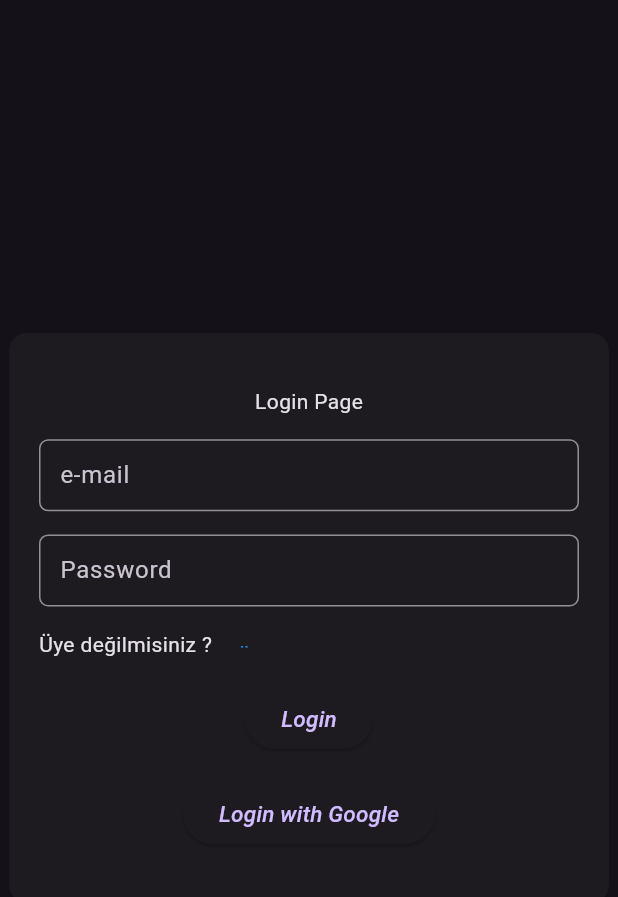
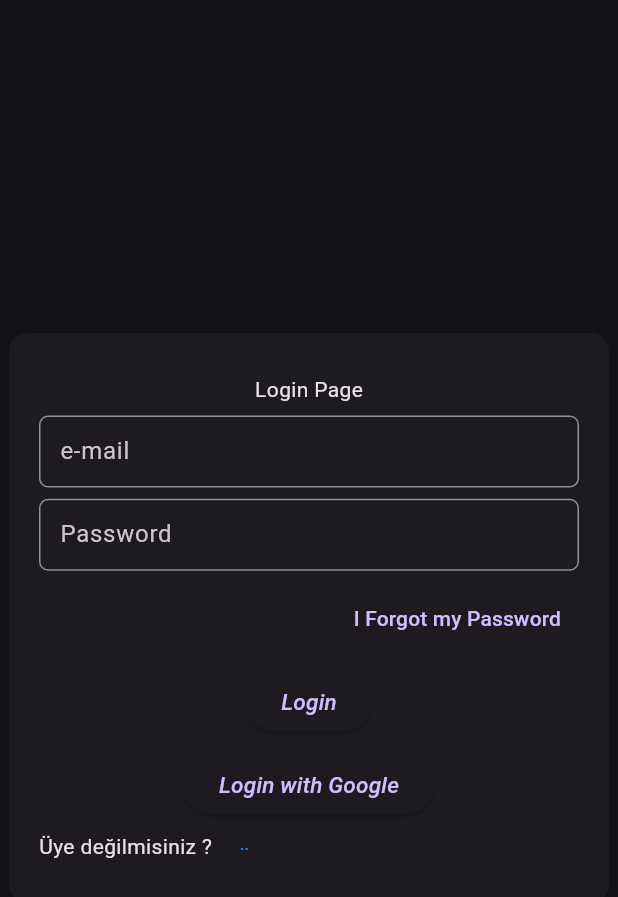
Before and after one commit to halillcam/login_with_firebase, a Flutter app: the screen it shows after launch, on a phone screen of 412 x 824 dp. Shown: the top 897 px of the screen. Run offline on Flutter 3.47's test engine with Material 3 defaults, Android fonts, the phone set to English and light mode, and no system bars; our stand-ins replace firebase_auth, firebase_core, google_sign_in; accounts and stored records are empty.

Commit message:
forgot password işlemleri yapıldı

```diff
--- a/lib/core/auth/views/login_page.dart
+++ b/lib/core/auth/views/login_page.dart
@@ -1,5 +1,6 @@
 import 'package:flutter/material.dart';
 import 'package:login_with_firebase/core/auth/auth_service.dart';
+import 'package:login_with_firebase/core/auth/views/forgot_pass.dart';
 import 'package:login_with_firebase/core/auth/views/register_page.dart';
 import 'package:login_with_firebase/core/widgets/input_field.dart';
 
@@ -67,32 +68,19 @@ class _LoginPageState extends State<LoginPage> {
                     controller: _passwordController,
                     isPassword: true,
                   ),
-                  SizedBox(
-                    width: 400,
-                    height: 20,
-                    child: Row(
-                      children: [
-                        Text("Üye değilmisiniz ? "),
-                        TextButton(
-                          onPressed: () {
-                            Navigator.push(
-                              context,
-                              MaterialPageRoute(
-                                builder: (context) => RegisterPage(),
-                              ),
-                            );
-                          },
-                          child: Text(
-                            "Üye olun",
-                            style: TextStyle(
-                              color: Colors.blue,
-                              fontStyle: FontStyle.italic,
-                            ),
-                          ),
-                        ),
-                      ],
+                  Align(
+                    alignment: Alignment.centerRight,
+                    child: TextButton(
+                      onPressed: () {
+                        Navigator.push(
+                          context,
+                          MaterialPageRoute(builder: (context) => ForgotPass()),
+                        );
+                      },
+                      child: Text("I Forgot my Password"),
                     ),
                   ),
+
                   ElevatedButton(
                     onPressed: () {
                       _login();
@@ -125,6 +113,33 @@ class _LoginPageState extends State<LoginPage> {
                             ),
                           ),
                         ),
+                  SizedBox(
+                    width: 400,
+                    height: 20,
+                    child: Row(
+                      crossAxisAlignment: CrossAxisAlignment.start,
+                      children: [
+                        Text("Üye değilmisiniz ? "),
+                        TextButton(
+                          onPressed: () {
+                            Navigator.push(
+                              context,
+                              MaterialPageRoute(
+                                builder: (context) => RegisterPage(),
+                              ),
+                            );
+                          },
+                          child: Text(
+                            "Üye olun",
+                            style: TextStyle(
+                              color: Colors.blue,
+                              fontStyle: FontStyle.italic,
+                            ),
+                          ),
+                        ),
+                      ],
+                    ),
+                  ),
                 ],
               ),
             ),
```
Also changed, not shown: lib/core/auth/auth_service.dart (+10 -0 lines), lib/core/auth/views/forgot_pass.dart (added, +50 -0 lines).
